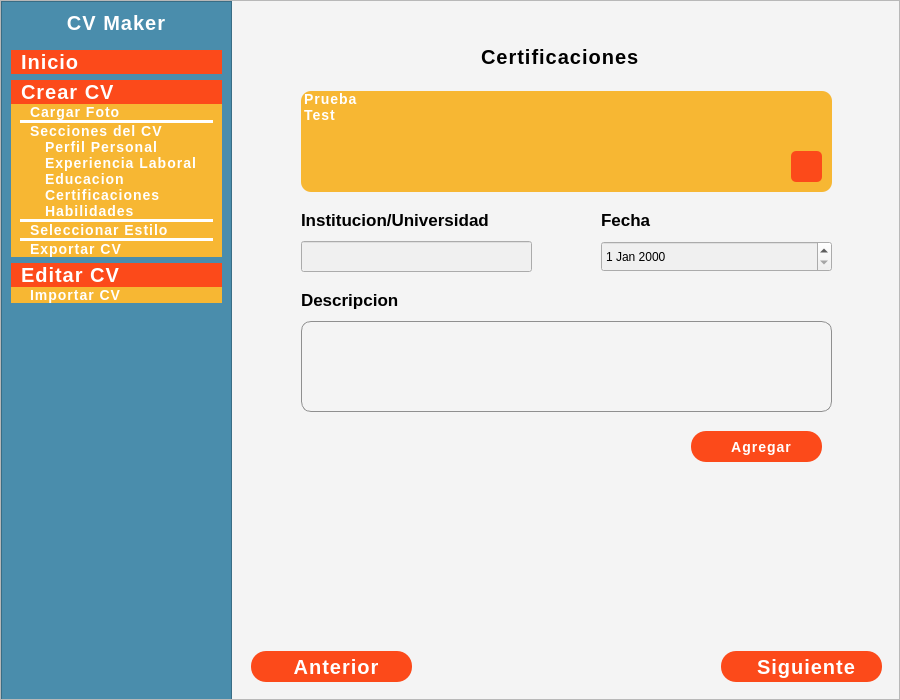
Old version of the form ui_files/main_window.ui in the repository Xukay101/cvmaker-in-pyside6.
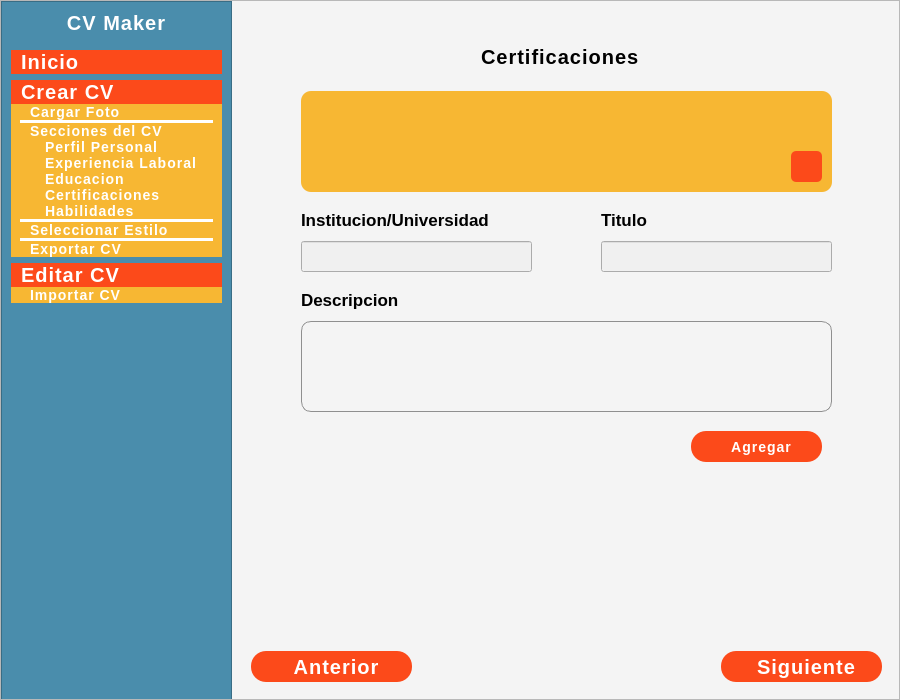
New version of the form. The open tabs and pages were chosen to show the change. Icons and pictures are not drawn.

```diff
--- a/ui_files/main_window.ui
+++ b/ui_files/main_window.ui
@@ -1688,7 +1688,7 @@
 font-size: 17px;</string>
             </property>
             <property name="text">
-             <string>Fecha</string>
+             <string>Titulo</string>
             </property>
            </widget>
            <widget class="QLabel" name="label_30">
@@ -1726,20 +1726,6 @@
 }</string>
             </property>
            </widget>
-           <widget class="QDateEdit" name="dateEdit_5">
-            <property name="geometry">
-             <rect>
-              <x>370</x>
-              <y>240</y>
-              <width>231</width>
-              <height>31</height>
-             </rect>
-            </property>
-            <property name="styleSheet">
-             <string notr="true">background-color: rgb(240, 240, 240);
-color: #000;</string>
-            </property>
-           </widget>
            <widget class="QLabel" name="label_31">
             <property name="geometry">
              <rect>
@@ -1782,16 +1768,6 @@
 	letter-spacing: 1px;
 }</string>
             </property>
-            <item>
-             <property name="text">
-              <string>Prueba</string>
-             </property>
-            </item>
-            <item>
-             <property name="text">
-              <string>Test</string>
-             </property>
-            </item>
            </widget>
            <widget class="QPlainTextEdit" name="plainTextEdit_3">
             <property name="geometry">
@@ -1901,6 +1877,23 @@
              </property>
             </widget>
            </widget>
+           <widget class="QLineEdit" name="lineEdit_18">
+            <property name="geometry">
+             <rect>
+              <x>370</x>
+              <y>240</y>
+              <width>231</width>
+              <height>31</height>
+             </rect>
+            </property>
+            <property name="styleSheet">
+             <string notr="true">QLineEdit{
+	background-color: rgb(240, 240, 240);
+	border-size: 1px;
+	color: #000;
+}</string>
+            </property>
+           </widget>
           </widget>
          </widget>
          <widget class="QWidget" name="page_7">
```
Left out of the diff: 12 changed lines with no effect on the pictures.
